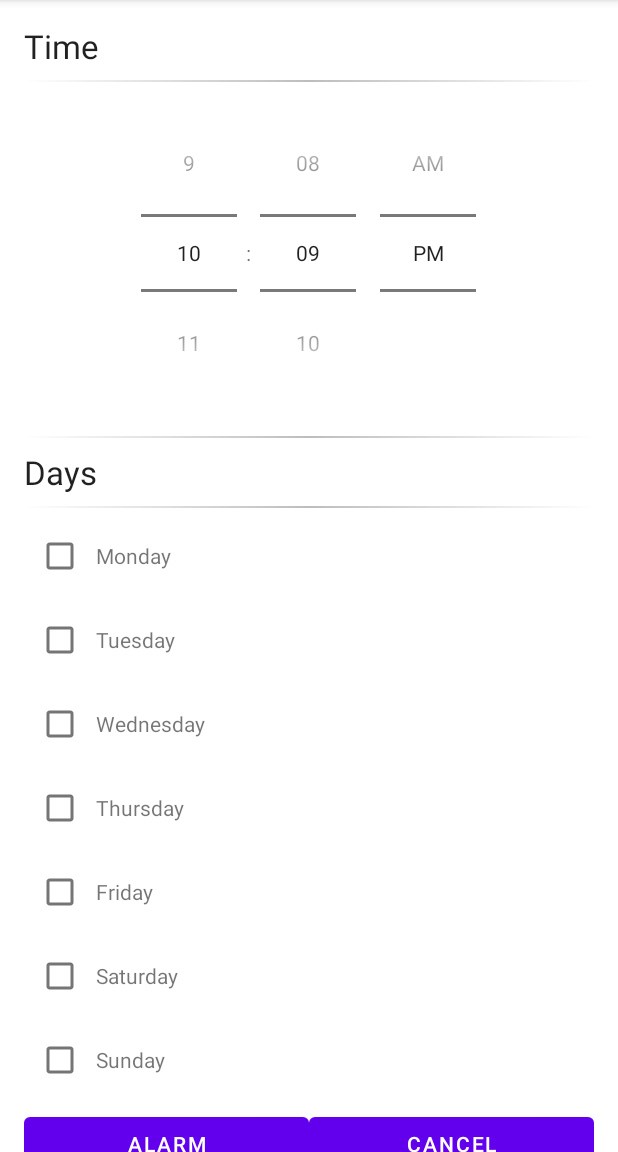
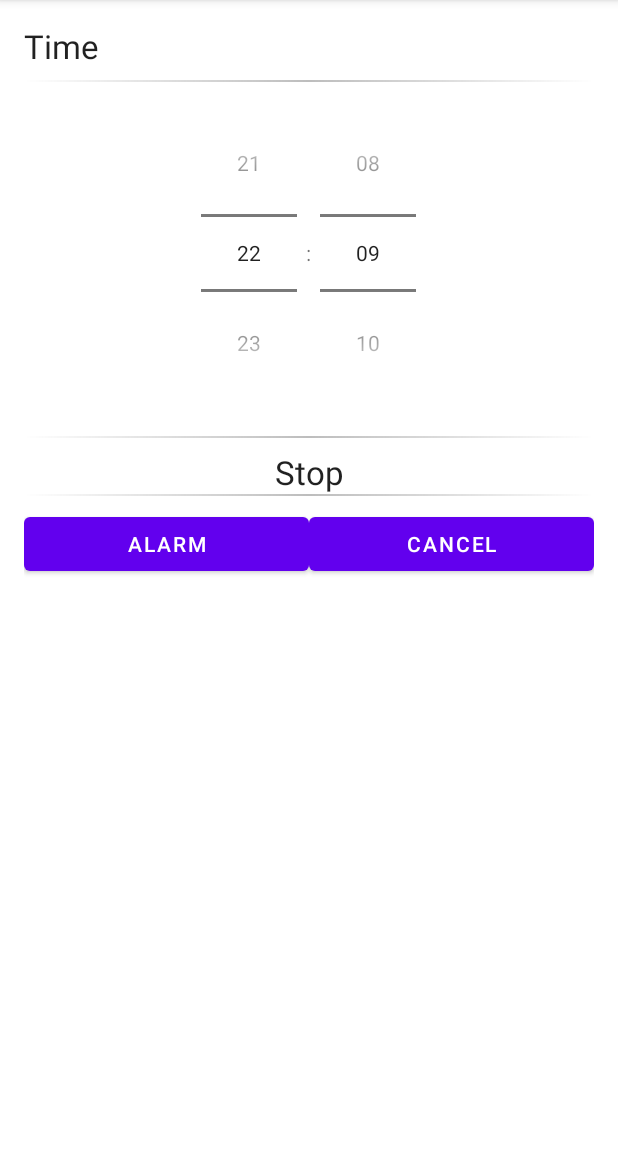
Before and after one commit to anh-btn97/Basic-Alarm-App, an Android app: the screen it shows after launch (MainActivity), after a tap on "CANCEL", on a phone screen of 412 x 824 dp, the part 84-1236 px from its top. Run offline under Robolectric (Android 15) with nearby library versions, the phone set to English and light mode, and no system bars; 1 other tap on this screen came first.

Commit message:
+ save alarm information

```diff
--- a/app/src/main/AndroidManifest.xml
+++ b/app/src/main/AndroidManifest.xml
@@ -1,7 +1,6 @@
 <?xml version="1.0" encoding="utf-8"?>
 <manifest xmlns:android="http://schemas.android.com/apk/res/android"
     package="com.example.basicalarmapp">
-
     <application
         android:allowBackup="true"
         android:icon="@mipmap/ic_launcher"
@@ -12,7 +11,6 @@
         <activity android:name=".MainActivity">
             <intent-filter>
                 <action android:name="android.intent.action.MAIN" />
-
                 <category android:name="android.intent.category.LAUNCHER" />
             </intent-filter>
         </activity>
--- a/app/src/main/java/com/example/basicalarmapp/MainActivity.java
+++ b/app/src/main/java/com/example/basicalarmapp/MainActivity.java
@@ -6,6 +6,7 @@ import android.app.AlarmManager;
 import android.app.PendingIntent;
 import android.content.Context;
 import android.content.Intent;
+import android.content.SharedPreferences;
 import android.os.Bundle;
 import android.util.Log;
 import android.view.View;
@@ -41,26 +42,45 @@ public class MainActivity extends AppCompatActivity {
         setContentView(R.layout.activity_main);
         Button btnSettimer = (Button)findViewById(R.id.btnSetTimer);
         Button btnCancel = (Button)findViewById(R.id.btnCancel);
-        //TextView txtHienThi = (TextView)findViewById(R.id.textView);
+        TextView txtHienThi = (TextView)findViewById(R.id.textView);
         TimePicker timePicker = (TimePicker)findViewById(R.id.timePicker);
+        timePicker.setIs24HourView(true);
         Calendar calendar = Calendar.getInstance();
         AlarmManager alarmManager =(AlarmManager)getSystemService(ALARM_SERVICE);
         intent = new Intent(getApplicationContext(), AlarmReceiver.class);
+
+        SharedPreferences lastAlarm = getApplicationContext().getSharedPreferences("pname", 0);
+        SharedPreferences.Editor editor = lastAlarm.edit();
+        int resHour = lastAlarm.getInt("hour", -1);
+        int resMinute = lastAlarm.getInt("minute", -1);
+        if(resHour != -1 && resMinute != -1){
+            txtHienThi.setText("Alarm set for " + String.valueOf(resHour) + ":" +((resMinute < 10) ? ("0" + String.valueOf(resMinute)) : String.valueOf(resMinute)));
+        }
+        Log.e("anh.btn", "lasttime " + resHour + ":" + resMinute );
+
+
         btnSettimer.setOnClickListener(new View.OnClickListener() {
             @Override
             public void onClick(View v) {
+                long currentMilis = calendar.getTimeInMillis();
                 Log.i("anh", "before set time" + calendar.getTimeInMillis());
                 calendar.set(Calendar.HOUR_OF_DAY, timePicker.getCurrentHour());
                 calendar.set(Calendar.MINUTE, timePicker.getCurrentMinute());
+                if(calendar.getTimeInMillis() <= currentMilis ){
+                    calendar.setTimeInMillis(calendar.getTimeInMillis() + 86400000);
+                }
                 Log.i("anh", "after set time" + calendar.getTimeInMillis());
                 int hour = timePicker.getCurrentHour();
                 int minute = timePicker.getCurrentMinute();
 
+                editor.putInt("hour", hour);
+                editor.putInt("minute", minute);
+                editor.apply();
                 String string_hour = String.valueOf(hour) ;
                 String string_minute = String.valueOf(minute);
-                if( hour>12 ){
+                /*if( hour>12 ){
                     string_hour = String.valueOf(hour - 12);
-                }
+                }*/
                 if(minute <10){
                     string_minute = "0" + String.valueOf(minute);
                 }
@@ -68,21 +88,25 @@ public class MainActivity extends AppCompatActivity {
                 pendingIntent = PendingIntent.getBroadcast(getApplicationContext(), 0, intent, PendingIntent.FLAG_UPDATE_CURRENT);
                 alarmManager.setExact(AlarmManager.RTC_WAKEUP, calendar.getTimeInMillis(), pendingIntent);
                 Log.i("anh", "start alarm" + calendar.getTimeInMillis());
-                //txtHienThi.setText("Alarm set for: " + string_hour + ":" + string_minute);
+
+                txtHienThi.setText("Alarm set for " + string_hour + ":" + string_minute);
             }
         });
         btnCancel.setOnClickListener(new View.OnClickListener() {
             @Override
             public void onClick(View v) {
-                //txtHienThi.setText("Stop");
-                if(pendingIntent != null)
+                txtHienThi.setText("Stop");
+                if(pendingIntent == null)
                 {
-                    Log.e("anh","sound off");
-                    alarmManager.cancel(pendingIntent);
-                    intent.putExtra("status","off");
-                    sendBroadcast(intent);
-
+                    pendingIntent = PendingIntent.getBroadcast(getApplicationContext(), 0, intent, PendingIntent.FLAG_UPDATE_CURRENT);
                 }
+                Log.e("anh","sound off");
+                alarmManager.cancel(pendingIntent);
+                intent.putExtra("status","off");
+                sendBroadcast(intent);
+                editor.remove("hour");
+                editor.remove("minute");
+                editor.apply();
             }
         });
     }
--- a/app/src/main/res/layout/activity_main.xml
+++ b/app/src/main/res/layout/activity_main.xml
@@ -46,8 +46,21 @@
             android:layout_marginBottom="8dp"
             android:background="@drawable/divider" />
 
+        <TextView
+            android:id="@+id/textView"
+            android:layout_width="match_parent"
+            android:layout_height="wrap_content"
+            android:textAppearance="?android:attr/textAppearanceLarge"
+            android:textAlignment="center"
+            android:text="@string/selected_time"
+            tools:text="Selected Time"/>
+        <View
+            android:layout_width="match_parent"
+            android:layout_height="1dp"
+            android:layout_marginBottom="8dp"
+            android:background="@drawable/divider" />
 
-        <TextView
+        <!--<TextView
             android:layout_width="match_parent"
             android:layout_height="wrap_content"
             android:textAppearance="?android:attr/textAppearanceLarge"
@@ -206,7 +219,7 @@
                     tools:text="Sunday" />
             </TableRow>
 
-        </TableLayout>
+        </TableLayout>-->
 
         <LinearLayout
             android:layout_width="match_parent"
--- a/app/src/main/res/values/strings.xml
+++ b/app/src/main/res/values/strings.xml
@@ -2,6 +2,7 @@
     <string name="app_name">Basic Alarm App</string>
     <string name="days">Days</string>
     <string name="time">Time</string>
+    <string name="selected_time">Selected Time</string>
     <!-- Days -->
     <string name="monday">Monday</string>
     <string name="tuesday">Tuesday</string>
```
Also changed, not shown: app/src/main/java/com/example/basicalarmapp/NotificationActivity.java (+27 -1 lines).
